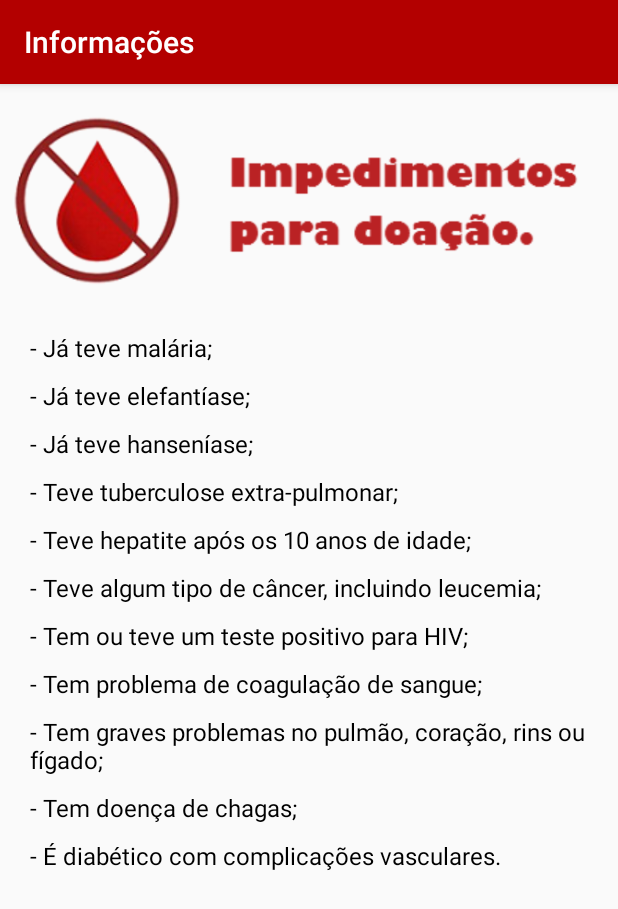
After one commit to rayssaledo/DoeVida, an Android app: the MoreInformation3Activity screen opened directly, with no data from a screen before it, on a phone screen of 412 x 824 dp. The commit adds this screen. Shown: the top 909 px of the screen. Run offline under Robolectric (Android 15) with nearby library versions, the phone set to English and light mode, and no system bars.

Commit message:
Inserindo dados nas telas de informações

```diff
--- /dev/null
+++ b/DoeVida/app/src/main/java/projeto/les/doevida/doevida/views/MoreInformation3Activity.java
@@ -0,0 +1,20 @@
+package projeto.les.doevida.doevida.views;
+
+import android.os.Bundle;
+import android.support.design.widget.FloatingActionButton;
+import android.support.design.widget.Snackbar;
+import android.support.v7.app.AppCompatActivity;
+import android.support.v7.widget.Toolbar;
+import android.view.View;
+
+import projeto.les.doevida.doevida.R;
+
+public class MoreInformation3Activity extends AppCompatActivity {
+
+    @Override
+    protected void onCreate(Bundle savedInstanceState) {
+        super.onCreate(savedInstanceState);
+        setContentView(R.layout.activity_more_information3);
+    }
+
+}
--- /dev/null
+++ b/DoeVida/app/src/main/res/layout/activity_more_information3.xml
@@ -0,0 +1,141 @@
+<?xml version="1.0" encoding="utf-8"?>
+<android.support.design.widget.CoordinatorLayout xmlns:android="http://schemas.android.com/apk/res/android"
+    xmlns:app="http://schemas.android.com/apk/res-auto"
+    xmlns:tools="http://schemas.android.com/tools"
+    android:layout_width="match_parent"
+    android:layout_height="match_parent"
+    android:fitsSystemWindows="true"
+    tools:context="projeto.les.doevida.doevida.views.MoreInformation3Activity">
+
+    <android.support.design.widget.AppBarLayout
+        android:layout_width="match_parent"
+        android:layout_height="wrap_content"
+        android:theme="@style/AppTheme.AppBarOverlay">
+    </android.support.design.widget.AppBarLayout>
+
+    <LinearLayout
+        android:layout_width="match_parent"
+        android:layout_height="wrap_content"
+        android:orientation="vertical">
+
+        <ImageView
+            android:layout_width="wrap_content"
+            android:layout_height="wrap_content"
+            android:id="@+id/imageView"
+            android:src="@drawable/impediment"
+            android:padding="5dp"/>
+
+        <TextView
+            android:layout_width="wrap_content"
+            android:layout_height="wrap_content"
+            android:text="@string/impediment1"
+            android:textSize="16dp"
+            android:textColor="@color/black"
+            android:paddingStart="20dp"
+            android:paddingEnd="10dp"
+            android:paddingBottom="10dp"/>
+
+        <TextView
+            android:layout_width="wrap_content"
+            android:layout_height="wrap_content"
+            android:text="@string/impediment2"
+            android:textSize="16dp"
+            android:textColor="@color/black"
+            android:paddingStart="20dp"
+            android:paddingEnd="10dp"
+            android:paddingBottom="10dp"/>
+
+        <TextView
+            android:layout_width="wrap_content"
+            android:layout_height="wrap_content"
+            android:text="@string/impediment3"
+            android:textSize="16dp"
+            android:textColor="@color/black"
+            android:paddingStart="20dp"
+            android:paddingEnd="10dp"
+            android:paddingBottom="10dp"/>
+
+        <TextView
+            android:layout_width="wrap_content"
+            android:layout_height="wrap_content"
+            android:text="@string/impediment4"
+            android:textSize="16dp"
+            android:textColor="@color/black"
+            android:paddingStart="20dp"
+            android:paddingEnd="10dp"
+            android:paddingBottom="10dp"/>
+
+        <TextView
+            android:layout_width="wrap_content"
+            android:layout_height="wrap_content"
+            android:text="@string/impediment5"
+            android:textSize="16dp"
+            android:textColor="@color/black"
+            android:paddingStart="20dp"
+            android:paddingEnd="10dp"
+            android:paddingBottom="10dp"/>
+
+        <TextView
+            android:layout_width="wrap_content"
+            android:layout_height="wrap_content"
+            android:text="@string/impediment6"
+            android:textSize="16dp"
+            android:textColor="@color/black"
+            android:paddingStart="20dp"
+            android:paddingEnd="10dp"
+            android:paddingBottom="10dp"/>
+
+        <TextView
+            android:layout_width="wrap_content"
+            android:layout_height="wrap_content"
+            android:text="@string/impediment7"
+            android:textSize="16dp"
+            android:textColor="@color/black"
+            android:paddingStart="20dp"
+            android:paddingEnd="10dp"
+            android:paddingBottom="10dp"/>
+
+        <TextView
+            android:layout_width="wrap_content"
+            android:layout_height="wrap_content"
+            android:text="@string/impediment8"
+            android:textSize="16dp"
+            android:textColor="@color/black"
+            android:paddingStart="20dp"
+            android:paddingEnd="10dp"
+            android:paddingBottom="10dp"/>
+
+        <TextView
+            android:layout_width="wrap_content"
+            android:layout_height="wrap_content"
+            android:text="@string/impediment9"
+            android:textSize="16dp"
+            android:textColor="@color/black"
+            android:paddingStart="20dp"
+            android:paddingEnd="10dp"
+            android:paddingBottom="10dp"/>
+
+        <TextView
+            android:layout_width="wrap_content"
+            android:layout_height="wrap_content"
+            android:text="@string/impediment10"
+            android:textSize="16dp"
+            android:textColor="@color/black"
+            android:paddingStart="20dp"
+            android:paddingEnd="10dp"
+            android:paddingBottom="10dp"/>
+
+        <TextView
+            android:layout_width="wrap_content"
+            android:layout_height="wrap_content"
+            android:text="@string/impediment11"
+            android:textSize="16dp"
+            android:textColor="@color/black"
+            android:paddingStart="20dp"
+            android:paddingEnd="10dp"
+            android:paddingBottom="10dp"/>
+
+    </LinearLayout>
+
+
+</android.support.design.widget.CoordinatorLayout>
--- a/DoeVida/app/src/main/res/values/colors.xml
+++ b/DoeVida/app/src/main/res/values/colors.xml
@@ -4,4 +4,5 @@
     <color name="red_light">#cc0000</color>
     <color name="blue">#303F9F</color>
     <color name="white">#ffffff</color>
+    <color name="black">#000000</color>
 </resources>
--- a/DoeVida/app/src/main/res/values/strings.xml
+++ b/DoeVida/app/src/main/res/values/strings.xml
@@ -46,4 +46,27 @@
     <string name="label_last_donation">Última doação em:</string>
     <string name="title_activity_donors_adapter">DonorsAdapter</string>
     <string name="title_activity_information">Informações</string>
+    <string name="btn_more_information">Ver mais</string>
+    <string name="title_activity_more_information1">MoreInformation1Activity</string>
+    <string name="title_activity_more_information3">MoreInformation3Activity</string>
+    <string name="title_activity_more_information2">MoreInformation2Activity</string>
+    <string name="requirement4">- Estar em boas condições de saúde;</string>
+    <string name="requirement1">- Ter entre 16 e 69 anos;</string>
+    <string name="requirement2">- Pesar no mínimo 50kg;</string>
+    <string name="requirement5">- Estar descansado (ter dormido pelo menos 6 horas nas últimas 24
+        horas;)</string>
+    <string name="requirement3">- Estar bem alimentado;</string>
+    <string name="requirement6">- Apresentar documento original com foto emitido por órgão oficial
+        (Carteira de Identidade, Carteira de Trabalho...).</string>
+    <string name="impediment1">- Já teve malária;</string>
+    <string name="impediment2">- Já teve elefantíase;</string>
+    <string name="impediment3">- Já teve hanseníase;</string>
+    <string name="impediment4">- Teve tuberculose extra-pulmonar;</string>
+    <string name="impediment5">- Teve hepatite após os 10 anos de idade;</string>
+    <string name="impediment6">- Teve algum tipo de câncer, incluindo leucemia;</string>
+    <string name="impediment7">- Tem ou teve um teste positivo para HIV;</string>
+    <string name="impediment8">- Tem problema de coagulação de sangue;</string>
+    <string name="impediment9">- Tem graves problemas no pulmão, coração, rins ou fígado;</string>
+    <string name="impediment10">- Tem doença de chagas;</string>
+    <string name="impediment11">- É diabético com complicações vasculares.</string>
 </resources>
```
Also changed, not shown: DoeVida/app/src/main/AndroidManifest.xml (+10 -2 lines), DoeVida/app/src/main/java/projeto/les/doevida/doevida/views/InformationActivity.java (+35 -3 lines), DoeVida/app/src/main/java/projeto/les/doevida/doevida/views/MoreInformation1Activity.java (added, +20 -0 lines), DoeVida/app/src/main/java/projeto/les/doevida/doevida/views/MoreInformation2Activity.java (added, +20 -0 lines), DoeVida/app/src/main/res/layout/activity_information.xml (+69 -0 lines), DoeVida/app/src/main/res/layout/activity_more_information1.xml (added, +29 -0 lines), DoeVida/app/src/main/res/layout/activity_more_information2.xml (added, +90 -0 lines), DoeVida/app/src/main/res/layout/content_more_information1.xml (added, +15 -0 lines), DoeVida/app/src/main/res/layout/content_more_information2.xml (added, +15 -0 lines), DoeVida/app/src/main/res/layout/content_more_information3.xml (added, +15 -0 lines), DoeVida/app/src/main/res/drawable/compatibility.png (added), DoeVida/app/src/main/res/drawable/impediment.png (added), DoeVida/app/src/main/res/drawable/requirement.png (added).
